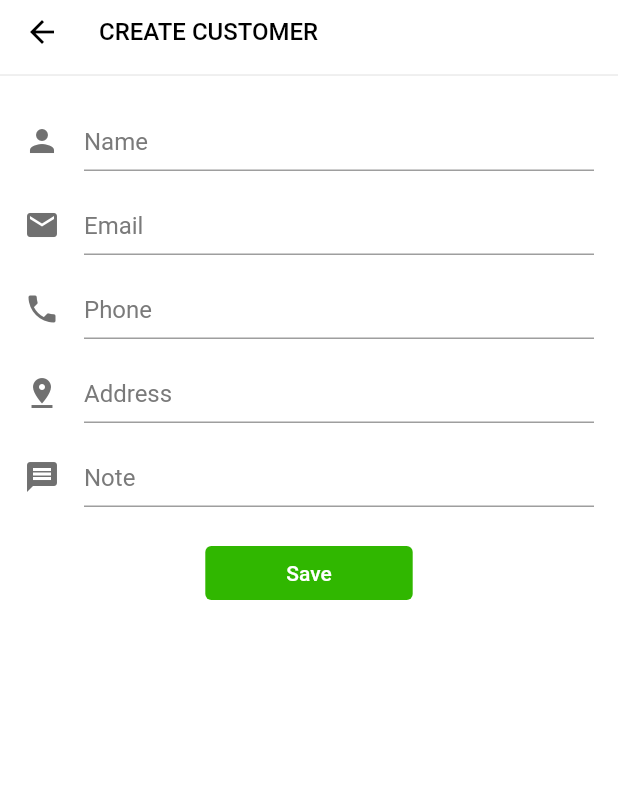
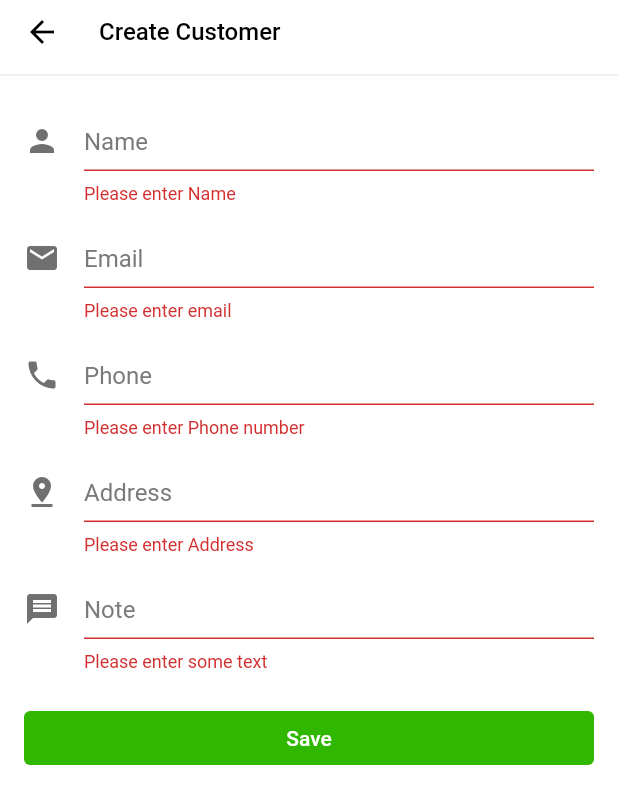
Before and after one commit to Yogesh070/POS, a Flutter app: the CreateCustomer screen opened directly, after a tap on "Save", on a phone screen of 412 x 824 dp. Shown: the top 804 px of the screen. Run offline on Flutter 3.47's test engine with Material 2 defaults, Android fonts, the phone set to English and light mode, and no system bars; our stand-ins replace expandable_page_view, flutter_svg, image_picker; network calls fail.

Commit message:
customer crud

```diff
--- a/lib/screens/create_customer.dart
+++ b/lib/screens/create_customer.dart
@@ -1,7 +1,18 @@
 import 'package:flutter/material.dart';
+import 'package:pos/components/primary_button.dart';
+import 'package:pos/controller/customer_controller.dart';
+import 'package:pos/model/customer.dart';
 import 'package:pos/utilities/constant.dart';
+import 'package:provider/provider.dart';
 
 class CreateCustomer extends StatelessWidget {
+  final TextEditingController _email = TextEditingController();
+  final TextEditingController _phone = TextEditingController();
+  final TextEditingController _name = TextEditingController();
+  final TextEditingController _address = TextEditingController();
+  final TextEditingController _note = TextEditingController();
+
+  final _formKey = GlobalKey<FormState>();
   @override
   Widget build(BuildContext context) {
     return Scaffold(
@@ -19,7 +30,7 @@ class CreateCustomer extends StatelessWidget {
                 color: Colors.black,
               ),
               title: Text(
-                'CREATE CUSTOMER',
+                'Create Customer',
                 style: kAppBarText,
               ),
             )
@@ -61,7 +72,7 @@ class CreateCustomer extends StatelessWidget {
       body: Container(
         margin: EdgeInsets.symmetric(vertical: 0, horizontal: 16),
         child: Form(
-          autovalidateMode: AutovalidateMode.always,
+          key: _formKey,
           child: Column(
             children: [
               CustomTextFormField(
@@ -70,15 +81,23 @@ class CreateCustomer extends StatelessWidget {
                 icon: Icons.person,
                 inputType: TextInputType.text,
                 validationFunction: (value) {
+                  if (value == null || value.isEmpty) {
+                    return 'Please enter Name';
+                  }
                   return null;
                 },
+                controller: _name,
               ),
               CustomTextFormField(
                 hintText: 'Email',
                 labelText: 'Email',
                 icon: Icons.email,
                 inputType: TextInputType.emailAddress,
+                controller: _email,
                 validationFunction: (value) {
+                  if (value == null || value.isEmpty) {
+                    return 'Please enter email';
+                  }
                   return null;
                 },
               ),
@@ -87,7 +106,13 @@ class CreateCustomer extends StatelessWidget {
                 labelText: 'Phone',
                 icon: Icons.phone,
                 inputType: TextInputType.phone,
+                controller: _phone,
                 validationFunction: (value) {
+                  if (value == null || value.isEmpty) {
+                    return 'Please enter Phone number';
+                  } else if (value.length != 10) {
+                    return 'Please enter valid phone number';
+                  }
                   return null;
                 },
               ),
@@ -95,8 +120,12 @@ class CreateCustomer extends StatelessWidget {
                 hintText: 'Address',
                 labelText: 'Address',
                 icon: Icons.pin_drop,
-                inputType: TextInputType.text,
+                inputType: TextInputType.streetAddress,
+                controller: _address,
                 validationFunction: (value) {
+                  if (value == null || value.isEmpty) {
+                    return 'Please enter Address';
+                  }
                   return null;
                 },
               ),
@@ -105,29 +134,37 @@ class CreateCustomer extends StatelessWidget {
                 labelText: 'Note',
                 icon: Icons.message,
                 inputType: TextInputType.text,
+                controller: _note,
                 validationFunction: (value) {
+                  if (value == null || value.isEmpty) {
+                    return 'Please enter some text';
+                  }
                   return null;
                 },
               ),
               SizedBox(
                 height: 20,
               ),
-              TextButton(
-                style: ButtonStyle(
-                  backgroundColor: MaterialStateProperty.resolveWith((states) =>
-                      (states.contains(MaterialState.pressed))
-                          ? kDefaultGreen.withOpacity(0.5)
-                          : kDefaultGreen),
-                  foregroundColor: MaterialStateProperty.all(Colors.white),
-                  padding: MaterialStateProperty.all(
-                    EdgeInsets.symmetric(horizontal: 54),
-                  ),
-                ),
-                onPressed: () {
-                  print('Save');
-                },
-                child: Text('Save'),
-              ),
+              PrimaryButton(
+                  title: 'Save',
+                  onPressed: () {
+                    if (_formKey.currentState!.validate()) {
+                      final customer = Customer(
+                        email: _email.text,
+                        name: _name.text,
+                        phone: _phone.text,
+                        address: _address.text,
+                        note: _note.text,
+                      );
+                      print(customer.name);
+                      Provider.of<CustomerController>(context, listen: false)
+                          .addCustomer(customer);
+                      ScaffoldMessenger.of(context).showSnackBar(
+                        const SnackBar(content: Text('Customer added')),
+                      );
+                      Navigator.pop(context);
+                    }
+                  })
             ],
           ),
         ),
@@ -142,21 +179,24 @@ class CustomTextFormField extends StatelessWidget {
   final String hintText;
   final TextInputType inputType;
   final String? Function(String?) validationFunction;
+  final TextEditingController? controller;
 
-  CustomTextFormField(
-      {Key? key,
-      required this.icon,
-      required this.labelText,
-      required this.hintText,
-      required this.inputType,
-      required this.validationFunction})
-      : super(key: key);
+  const CustomTextFormField({
+    Key? key,
+    required this.icon,
+    required this.labelText,
+    required this.hintText,
+    required this.inputType,
+    required this.validationFunction,
+    this.controller,
+  }) : super(key: key);
 
   @override
   Widget build(BuildContext context) {
     return Padding(
       padding: const EdgeInsets.only(top: 8.0),
       child: TextFormField(
+        controller: controller,
         keyboardType: inputType,
         decoration: InputDecoration(
           contentPadding: EdgeInsets.only(top: 0, bottom: 8),
--- a/lib/screens/profile.dart
+++ b/lib/screens/profile.dart
@@ -1,8 +1,11 @@
 import 'package:flutter/material.dart';
 import 'package:pos/components/primary_button.dart';
+import 'package:pos/model/customer.dart';
 import 'package:pos/utilities/constant.dart';
 
 class Profile extends StatelessWidget {
+  final Customer customer;
+  const Profile({Key? key, required this.customer}) : super(key: key);
   @override
   Widget build(BuildContext context) {
     double mediaWidth = MediaQuery.of(context).size.width;
@@ -10,25 +13,25 @@ class Profile extends StatelessWidget {
       ListTile(
         visualDensity: VisualDensity(horizontal: 0, vertical: -4),
         leading: Icon(Icons.email),
-        title: Text('chelsi@gmail.com'),
+        title: Text(customer.email),
         horizontalTitleGap: 0,
       ),
       ListTile(
         visualDensity: VisualDensity(horizontal: 0, vertical: -4),
         leading: Icon(Icons.phone_android),
         horizontalTitleGap: 0,
-        title: Text('98234230423'),
+        title: Text(customer.phone),
       ),
       ListTile(
         visualDensity: VisualDensity(horizontal: 0, vertical: -4),
         leading: Icon(Icons.location_on_outlined),
-        title: Text('Pokhara'),
+        title: Text(customer.address),
         horizontalTitleGap: 0,
       ),
       ListTile(
         visualDensity: VisualDensity(horizontal: 0, vertical: -4),
         leading: Icon(Icons.message),
-        title: Text('Ok'),
+        title: Text(customer.note ?? ''),
         horizontalTitleGap: 0,
       ),
       ListTile(
```
Also changed, not shown: lib/screens/add_customer.dart (+26 -47 lines).
